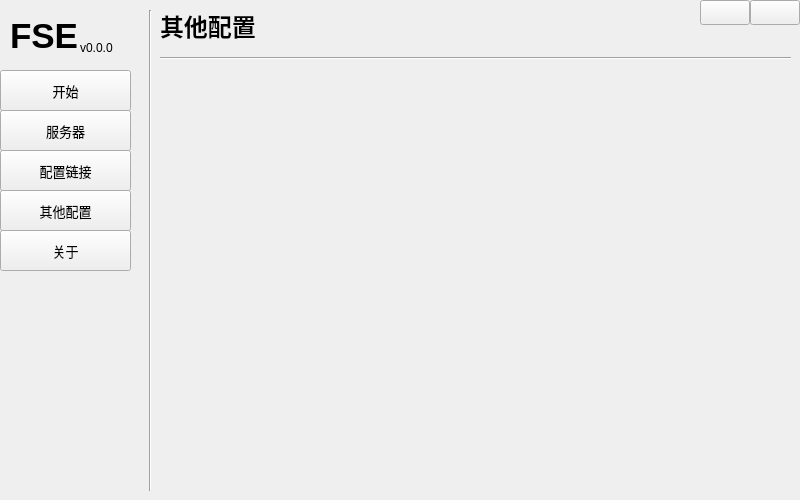
Before: the Qt Designer form ui/main.ui in LyceenAiro/EazyFrpSetting, drawn with Qt 5.
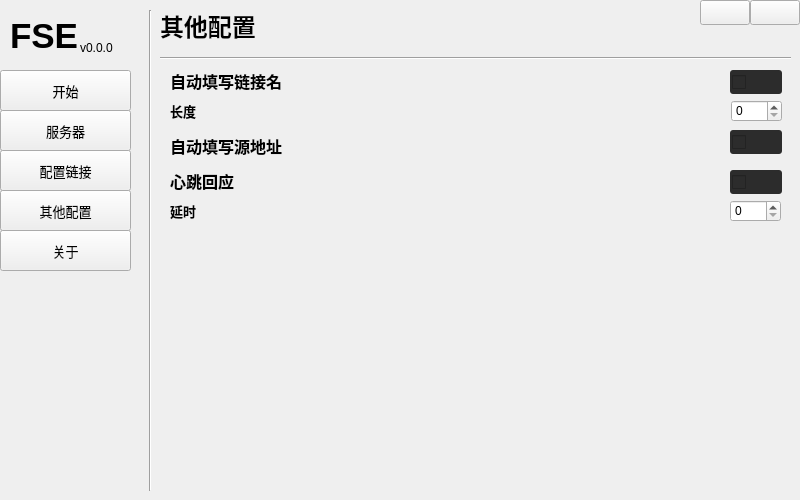
After: the same form once the commit is applied. The open tabs and pages were chosen to show the change.

Patch:
```diff
--- a/ui/main.ui
+++ b/ui/main.ui
@@ -522,6 +522,250 @@
        <string>其他配置</string>
       </property>
      </widget>
+     <widget class="QCheckBox" name="auto_address">
+      <property name="geometry">
+       <rect>
+        <x>570</x>
+        <y>120</y>
+        <width>52</width>
+        <height>24</height>
+       </rect>
+      </property>
+      <property name="styleSheet">
+       <string notr="true">QCheckBox {
+    background-color: #2c2c2c;
+    border-radius: 3px;
+    padding: 2px;
+}
+
+QCheckBox::checked {
+    background-color: #4cd964;
+	border-radius: 3px;
+	padding: 2px;
+}
+
+QCheckBox::indicator::checked { 
+	image: None;
+	width: 20px; height: 20px;
+	border-radius: 2px;
+	background-color: #ffffff;
+	position: relative;
+	left: 25px;
+}
+
+QCheckBox::indicator::unchecked { 
+	image: None;
+	width: 20px; height: 20px;
+	border-radius: 2px;
+	background-color: #2196F3;
+}
+</string>
+      </property>
+      <property name="text">
+       <string/>
+      </property>
+     </widget>
+     <widget class="QCheckBox" name="auto_linkname">
+      <property name="geometry">
+       <rect>
+        <x>570</x>
+        <y>60</y>
+        <width>52</width>
+        <height>24</height>
+       </rect>
+      </property>
+      <property name="styleSheet">
+       <string notr="true">QCheckBox {
+    background-color: #2c2c2c;
+    border-radius: 3px;
+    padding: 2px;
+}
+
+QCheckBox::checked {
+    background-color: #4cd964;
+	border-radius: 3px;
+	padding: 2px;
+}
+
+QCheckBox::indicator::checked { 
+	image: None;
+	width: 20px; height: 20px;
+	border-radius: 2px;
+	background-color: #ffffff;
+	position: relative;
+	left: 25px;
+}
+
+QCheckBox::indicator::unchecked { 
+	image: None;
+	width: 20px; height: 20px;
+	border-radius: 2px;
+	background-color: #2196F3;
+}
+</string>
+      </property>
+      <property name="text">
+       <string/>
+      </property>
+     </widget>
+     <widget class="QCheckBox" name="auto_heartbeat">
+      <property name="geometry">
+       <rect>
+        <x>570</x>
+        <y>160</y>
+        <width>52</width>
+        <height>24</height>
+       </rect>
+      </property>
+      <property name="styleSheet">
+       <string notr="true">QCheckBox {
+    background-color: #2c2c2c;
+    border-radius: 3px;
+    padding: 2px;
+}
+
+QCheckBox::checked {
+    background-color: #4cd964;
+	border-radius: 3px;
+	padding: 2px;
+}
+
+QCheckBox::indicator::checked { 
+	image: None;
+	width: 20px; height: 20px;
+	border-radius: 2px;
+	background-color: #ffffff;
+	position: relative;
+	left: 25px;
+}
+
+QCheckBox::indicator::unchecked { 
+	image: None;
+	width: 20px; height: 20px;
+	border-radius: 2px;
+	background-color: #2196F3;
+}
+</string>
+      </property>
+      <property name="text">
+       <string/>
+      </property>
+     </widget>
+     <widget class="QLabel" name="label_13">
+      <property name="geometry">
+       <rect>
+        <x>10</x>
+        <y>55</y>
+        <width>161</width>
+        <height>31</height>
+       </rect>
+      </property>
+      <property name="font">
+       <font>
+        <pointsize>12</pointsize>
+        <bold>true</bold>
+       </font>
+      </property>
+      <property name="text">
+       <string>自动填写链接名</string>
+      </property>
+     </widget>
+     <widget class="QLabel" name="label_14">
+      <property name="geometry">
+       <rect>
+        <x>10</x>
+        <y>90</y>
+        <width>111</width>
+        <height>21</height>
+       </rect>
+      </property>
+      <property name="font">
+       <font>
+        <pointsize>10</pointsize>
+        <bold>true</bold>
+       </font>
+      </property>
+      <property name="text">
+       <string>长度</string>
+      </property>
+     </widget>
+     <widget class="QLabel" name="label_15">
+      <property name="geometry">
+       <rect>
+        <x>10</x>
+        <y>120</y>
+        <width>161</width>
+        <height>31</height>
+       </rect>
+      </property>
+      <property name="font">
+       <font>
+        <pointsize>12</pointsize>
+        <bold>true</bold>
+       </font>
+      </property>
+      <property name="text">
+       <string>自动填写源地址</string>
+      </property>
+     </widget>
+     <widget class="QLabel" name="label_16">
+      <property name="geometry">
+       <rect>
+        <x>10</x>
+        <y>160</y>
+        <width>161</width>
+        <height>21</height>
+       </rect>
+      </property>
+      <property name="font">
+       <font>
+        <pointsize>12</pointsize>
+        <bold>true</bold>
+       </font>
+      </property>
+      <property name="text">
+       <string>心跳回应</string>
+      </property>
+     </widget>
+     <widget class="QLabel" name="label_17">
+      <property name="geometry">
+       <rect>
+        <x>10</x>
+        <y>190</y>
+        <width>111</width>
+        <height>21</height>
+       </rect>
+      </property>
+      <property name="font">
+       <font>
+        <pointsize>10</pointsize>
+        <bold>true</bold>
+       </font>
+      </property>
+      <property name="text">
+       <string>延时</string>
+      </property>
+     </widget>
+     <widget class="QSpinBox" name="auto_linkname_box">
+      <property name="geometry">
+       <rect>
+        <x>571</x>
+        <y>90</y>
+        <width>51</width>
+        <height>22</height>
+       </rect>
+      </property>
+     </widget>
+     <widget class="QSpinBox" name="auto_linkname_box_2">
+      <property name="geometry">
+       <rect>
+        <x>570</x>
+        <y>190</y>
+        <width>51</width>
+        <height>22</height>
+       </rect>
+      </property>
+     </widget>
     </widget>
     <widget class="QWidget" name="page2">
      <widget class="Line" name="line_2">
```
Left out of the diff: 2 changed lines with no effect on the pictures.
